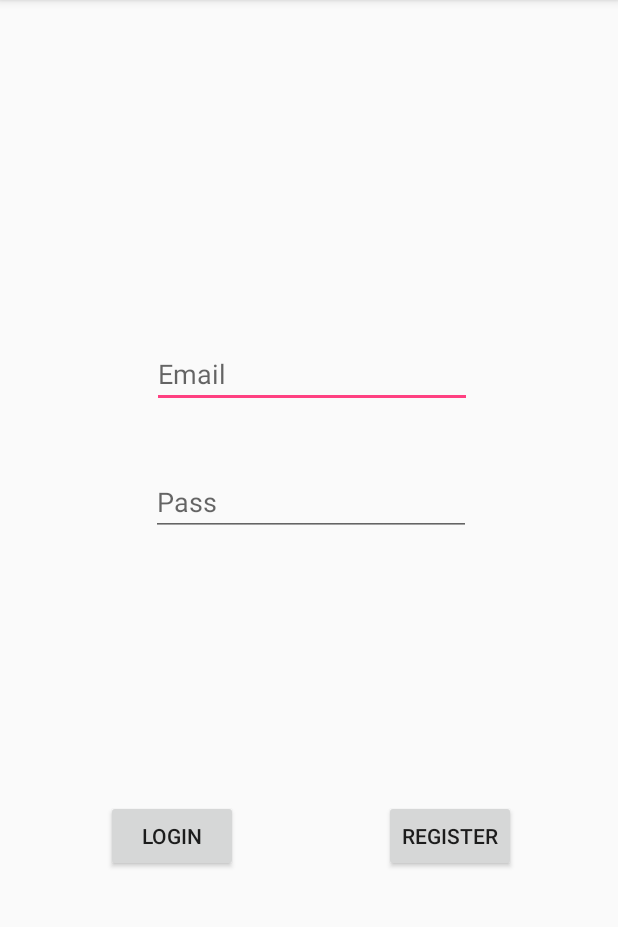
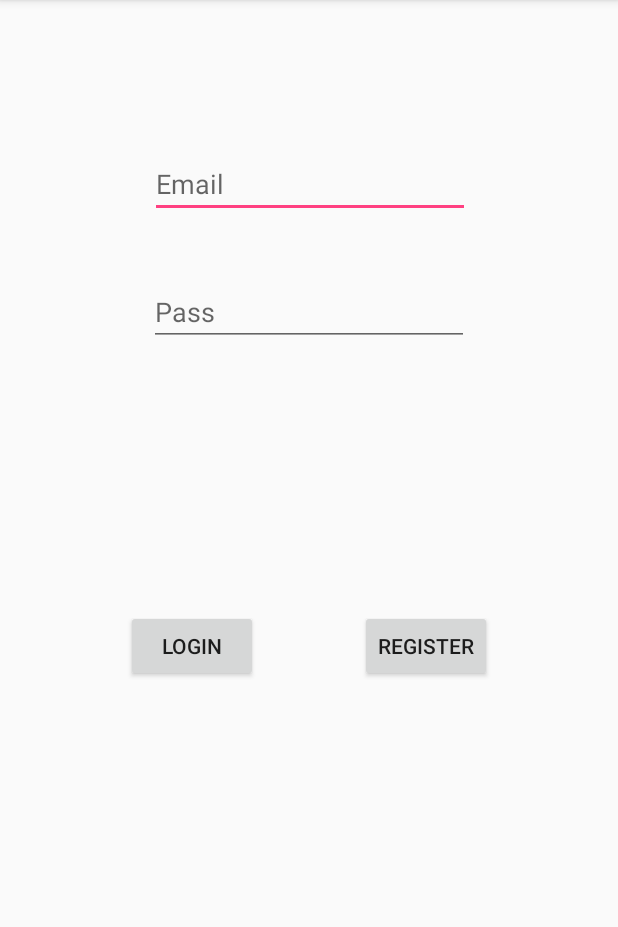
Before and after one commit to taysir20/entrega2Android, an Android app: the screen it shows after launch (MainActivity), on a phone screen of 412 x 824 dp, the part 84-1011 px from its top. Run offline under Robolectric (Android 15) with nearby library versions, the phone set to English and light mode, and no system bars; our stand-ins replace Firebase (no records; nobody signed in at launch, a user with empty details on screens opened directly).

Commit message:
Añadido el linearLayout que contiene los fragments de forma dinámica también en el mainActivity

```diff
--- a/entrega2/src/main/java/com/example/entrega2/MainActivity.java
+++ b/entrega2/src/main/java/com/example/entrega2/MainActivity.java
@@ -1,8 +1,10 @@
 package com.example.entrega2;
 
 
+import android.support.v4.app.FragmentTransaction;
 import android.support.v7.app.AppCompatActivity;
 import android.os.Bundle;
+import android.widget.LinearLayout;
 
 import com.example.entrega2.firebase.FirebaseAdmin;
 import com.example.entrega2.firebase.FirebaseAdminListener;
@@ -20,16 +22,31 @@ public class MainActivity extends AppCompatActivity{
         setContentView(R.layout.activity_main);
         //Para poder llamar al findFragmentById que es el equivalente del findViewById hay que usar el método getSupportFragmentManager
         this.firebaseAdmin = new FirebaseAdmin();
+        /*
         this.loginFragment = (LoginFragment)getSupportFragmentManager().findFragmentById(R.id.loginFragment);
         this.registerFragment=(RegisterFragment)getSupportFragmentManager().findFragmentById(R.id.registerFragment);
+        */
+        //Vamos a cambiar la forma de crear los fragments para añadirlos de forma dinámia y poder eliminar o añadir según queramos a un linearLayout
+        this.loginFragment = new LoginFragment();
+        this.registerFragment = new RegisterFragment();
+        FragmentTransaction transaction = getSupportFragmentManager().beginTransaction();
+        //Con la operación add especificamos el contenedor donde queremos meter el fragment, el fragment que queremos meter y un identificador para es fragment
+        transaction.add(R.id.loginLayout, this.getLoginFragment(), "loginFragment");
+        transaction.add(R.id.registerLayout, this.getRegisterFragment(), "registerFragment");
+
+
         event = new MainActivityEvents(this);
         firebaseAdmin.setFirebaseAdminListener(event);
         this.loginFragment.setLoginFragmentListener(event);
         this.registerFragment.setRegisterFragmentListener(event);
-
+        transaction.hide(this.getRegisterFragment());
+        transaction.show(this.getLoginFragment());
+        transaction.commit(); // comiteamos
+/*
         android.support.v4.app.FragmentTransaction transition = this.getSupportFragmentManager().beginTransaction();
         transition.hide(this.getRegisterFragment());
         transition.commit();
+        */
     }
 
 
--- a/entrega2/src/main/res/layout/activity_main.xml
+++ b/entrega2/src/main/res/layout/activity_main.xml
@@ -6,7 +6,30 @@
     android:layout_height="match_parent"
     tools:context="com.example.entrega2.MainActivity">
 
-    <fragment
+    <LinearLayout
+        android:orientation="vertical"
+        android:id="@+id/layoutPrincipal"
+        android:name="com.example.mylib.fragment.ListFragment"
+        android:layout_width="match_parent"
+        android:layout_height="match_parent">
+        <LinearLayout
+            android:orientation="vertical"
+            android:id="@+id/registerLayout"
+            android:name="com.example.mylib.fragment.RegisterFragment"
+            android:layout_width="match_parent"
+            android:layout_height="wrap_content">
+        </LinearLayout>
+        <LinearLayout
+            android:orientation="vertical"
+            android:id="@+id/loginLayout"
+            android:name="com.example.mylib.fragment.LoginFragment"
+            android:layout_width="match_parent"
+            android:layout_height="wrap_content">
+        </LinearLayout>
+
+    </LinearLayout>
+
+    <!--<fragment
         android:id="@+id/registerFragment"
         android:name="com.example.mylib.fragment.RegisterFragment"
         android:layout_width="441dp"
@@ -34,5 +57,6 @@
         app:layout_constraintHorizontal_bias="0.493"
         app:layout_constraintStart_toStartOf="parent"
         app:layout_constraintTop_toTopOf="parent" />
+      -->
 
 </android.support.constraint.ConstraintLayout>
--- a/mylib/src/main/res/layout/fragment_login.xml
+++ b/mylib/src/main/res/layout/fragment_login.xml
@@ -9,7 +9,7 @@
 
     <android.support.constraint.ConstraintLayout
         android:layout_width="match_parent"
-        android:layout_height="wrap_content">
+        android:layout_height="match_parent">
 
         <ScrollView
             android:layout_width="match_parent"
```
